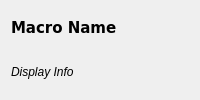
Before: the Qt Designer form android/android-emu/android/skin/qt/extended-pages/record-macro-saved-item.ui in aosp-mirror/platform_external_qemu, drawn with Qt 5.
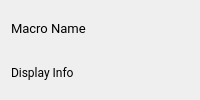
After: the same form once the commit is applied.

Commit message: MacroUI: Changes on fonts for b/129912268.

Patch:
```diff
--- a/android/android-emu/android/skin/qt/extended-pages/record-macro-saved-item.ui
+++ b/android/android-emu/android/skin/qt/extended-pages/record-macro-saved-item.ui
@@ -2,12 +2,6 @@
 <ui version="4.0">
  <class>RecordMacroSavedItem</class>
  <widget class="QWidget" name="RecordMacroSavedItem">
-  <property name="sizePolicy">
-   <sizepolicy hsizetype="Maximum" vsizetype="Preferred">
-    <horstretch>0</horstretch>
-    <verstretch>0</verstretch>
-   </sizepolicy>
-  </property>
   <property name="windowTitle">
    <string>Form</string>
   </property>
@@ -23,18 +17,10 @@
    </property>
    <item>
     <widget class="QLabel" name="name">
-     <property name="sizePolicy">
-      <sizepolicy hsizetype="Preferred" vsizetype="Preferred">
-       <horstretch>0</horstretch>
-       <verstretch>0</verstretch>
-      </sizepolicy>
-     </property>
      <property name="font">
       <font>
-       <family>DejaVu Sans</family>
-       <pointsize>11</pointsize>
-       <weight>75</weight>
-       <bold>true</bold>
+       <family>Roboto</family>
+       <pointsize>10</pointsize>
       </font>
      </property>
      <property name="lineWidth">
@@ -55,7 +41,7 @@
      </property>
      <property name="font">
       <font>
-       <italic>true</italic>
+       <family>Roboto</family>
        <kerning>true</kerning>
       </font>
      </property>
```
Left out of the diff: 6 changed lines with no effect on the pictures. The commit also changes 2 other files.
